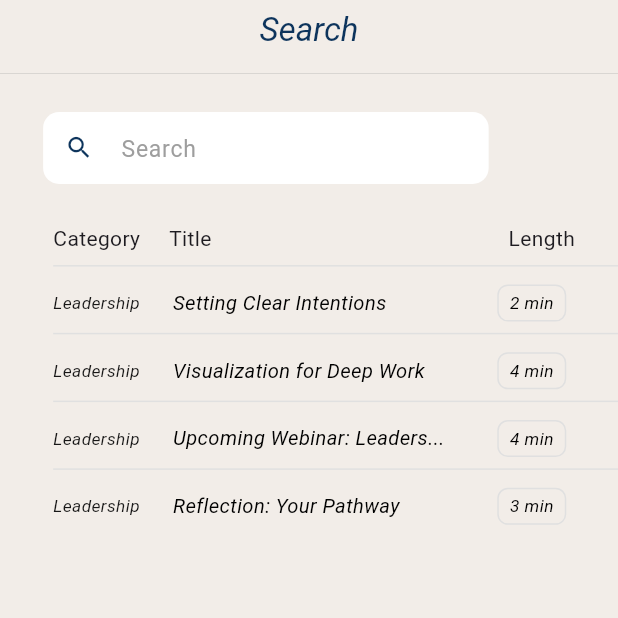
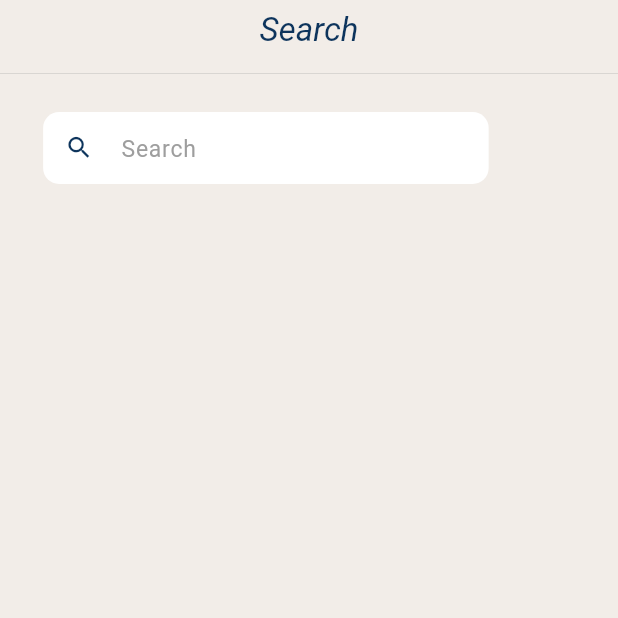
Before and after one commit to ali88367/kompanyon_backend, a Flutter app: the SearchScreen screen opened directly, on a phone screen of 412 x 824 dp, the top half of it. Run offline on Flutter 3.47's test engine with Material 3 defaults, Android fonts, the phone set to English and light mode, and no system bars; our stand-ins replace audioplayers, cloud_firestore, firebase_auth, firebase_core, firebase_messaging, firebase_storage and 9 more; accounts and stored records are empty; Roboto replaces fonts that are missing (Asul).

Commit message:
first commit

```diff
--- a/lib/main.dart
+++ b/lib/main.dart
@@ -6,9 +6,7 @@ import 'package:flutter_screenutil/flutter_screenutil.dart';
 import 'package:kompanyon_app/Spalsh%20Screen/splash_screen.dart';
 import 'package:firebase_core/firebase_core.dart';
 import 'package:kompanyon_app/theme.dart';
-import 'package:kompanyon_app/view/nav_bar/nav_bar.dart';
 import 'package:kompanyon_app/view/notification_screen/notification.dart';
-import 'User Pathway/uploadAssessment.dart';
 import 'firebase_options.dart';
 import 'helper/bindings.dart';
 
--- a/lib/view/search_screen/search_screen.dart
+++ b/lib/view/search_screen/search_screen.dart
@@ -123,89 +123,89 @@ class _SearchScreenState extends State<SearchScreen>
                 SizedBox(
                   height: 30.h,
                 ),
-                Padding(
-                  padding: EdgeInsets.only(left: 37.w),
-
-                  child: Column(
-                    children: [
-                      Row(
-                        children: [
-                          Text('Category'),
-                          SizedBox(
-                            width: 20.w,
-                          ),
-                          Text('Title'),
-                          Spacer(),
-                          Text('Length'),
-                          SizedBox(
-                            width: 30.w,
-                          ),
-                        ],
-                      ),
-                      Divider(
-                        color: containerBorder,
-                      )
-                    ],
-                  ),
-                ),
-                FadeTransition(
-                  opacity: _fadeAnimation,
-
-                  child: ListView.builder(
-                    shrinkWrap: true,
-                    itemCount: items.length,
-                    itemBuilder: (context, index) {
-                      return Padding(
-                        padding: EdgeInsets.only(left: 37.w, top: 5.h),
-
-                        child: Column(
-                          children: [
-                            Row(
-                              mainAxisAlignment: MainAxisAlignment.spaceBetween,
-                              children: [
-                                InterCustomText(
-                                  overflow: TextOverflow.ellipsis,
-                                  text: items[index]['Category'] ?? "",
-                                  fontsize: 12.sp,
-                                  textColor: blackColor.withOpacity(0.90),
-                                ),
-                                SizedBox(width: 22),
-                                Expanded(
-                                  child: InterCustomText(
-                                    overflow: TextOverflow.ellipsis,
-                                    text: items[index]['title']!,
-                                    fontsize: 14.sp,
-                                    textColor: blackColor,
-                                  ),
-                                ),
-                                SizedBox(width: 16),
-                                Container(
-                                  width: 48.w,
-                                  height: 28.h,
-                                  decoration: BoxDecoration(
-                                    border: Border.all(color: containerBorder),
-                                    borderRadius: BorderRadius.circular(8.r),
-                                  ),
-                                  child: Center(
-                                      child: InterCustomText(
-                                    text: items[index]['duration']!,
-                                    fontsize: 12.sp,
-                                    textColor: blackColor,
-                                  )),
-                                ),
-                                SizedBox(width: 36.w),
-                              ],
-                            ),
-                            if (index != items.length - 1)
-                              Divider(
-                                color: containerBorder,
-                              )
-                          ],
-                        ),
-                      );
-                    },
-                  ),
-                ),
+                // Padding(
+                //   padding: EdgeInsets.only(left: 37.w),
+                //
+                //   child: Column(
+                //     children: [
+                //       Row(
+                //         children: [
+                //           Text('Category'),
+                //           SizedBox(
+                //             width: 20.w,
+                //           ),
+                //           Text('Title'),
+                //           Spacer(),
+                //           Text('Length'),
+                //           SizedBox(
+                //             width: 30.w,
+                //           ),
+                //         ],
+                //       ),
+                //       Divider(
+                //         color: containerBorder,
+                //       )
+                //     ],
+                //   ),
+                // ),
+                // FadeTransition(
+                //   opacity: _fadeAnimation,
+                //
+                //   child: ListView.builder(
+                //     shrinkWrap: true,
+                //     itemCount: items.length,
+                //     itemBuilder: (context, index) {
+                //       return Padding(
+                //         padding: EdgeInsets.only(left: 37.w, top: 5.h),
+                //
+                //         child: Column(
+                //           children: [
+                //             Row(
+                //               mainAxisAlignment: MainAxisAlignment.spaceBetween,
+                //               children: [
+                //                 InterCustomText(
+                //                   overflow: TextOverflow.ellipsis,
+                //                   text: items[index]['Category'] ?? "",
+                //                   fontsize: 12.sp,
+                //                   textColor: blackColor.withOpacity(0.90),
+                //                 ),
+                //                 SizedBox(width: 22),
+                //                 Expanded(
+                //                   child: InterCustomText(
+                //                     overflow: TextOverflow.ellipsis,
+                //                     text: items[index]['title']!,
+                //                     fontsize: 14.sp,
+                //                     textColor: blackColor,
+                //                   ),
+                //                 ),
+                //                 SizedBox(width: 16),
+                //                 Container(
+                //                   width: 48.w,
+                //                   height: 28.h,
+                //                   decoration: BoxDecoration(
+                //                     border: Border.all(color: containerBorder),
+                //                     borderRadius: BorderRadius.circular(8.r),
+                //                   ),
+                //                   child: Center(
+                //                       child: InterCustomText(
+                //                     text: items[index]['duration']!,
+                //                     fontsize: 12.sp,
+                //                     textColor: blackColor,
+                //                   )),
+                //                 ),
+                //                 SizedBox(width: 36.w),
+                //               ],
+                //             ),
+                //             if (index != items.length - 1)
+                //               Divider(
+                //                 color: containerBorder,
+                //               )
+                //           ],
+                //         ),
+                //       );
+                //     },
+                //   ),
+                // ),
               ],
             ),
           )
```
Also changed, not shown: lib/User Pathway/text_only.dart (+0 -12 lines), lib/view/profile/profile.dart (+5 -94 lines).
